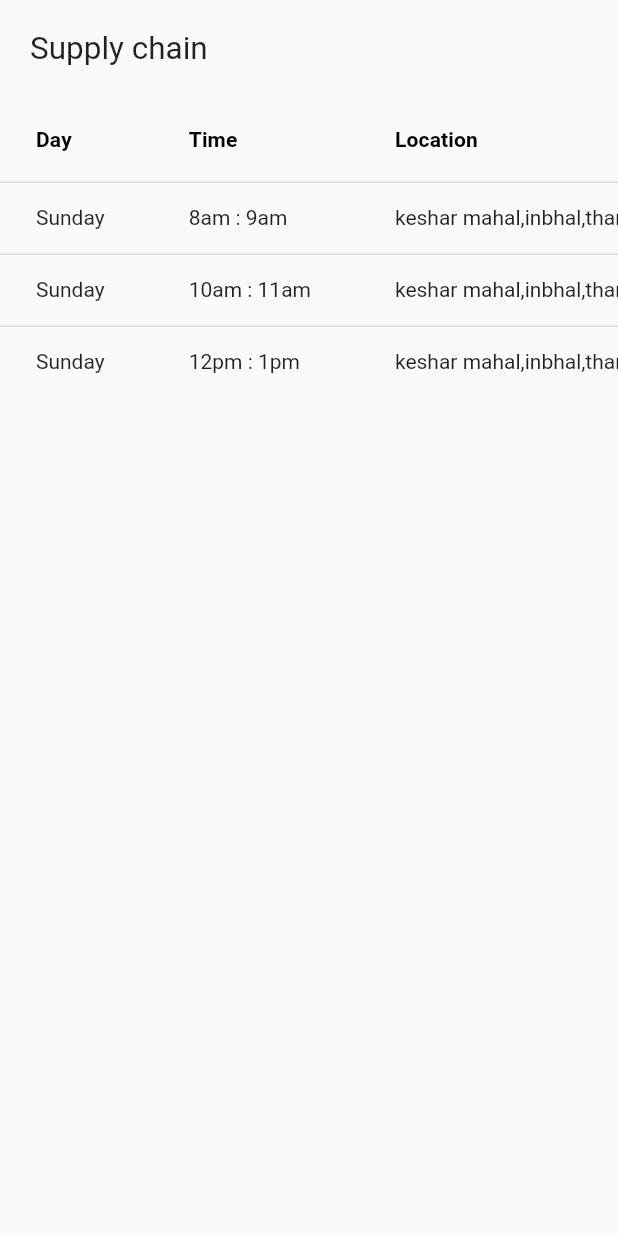
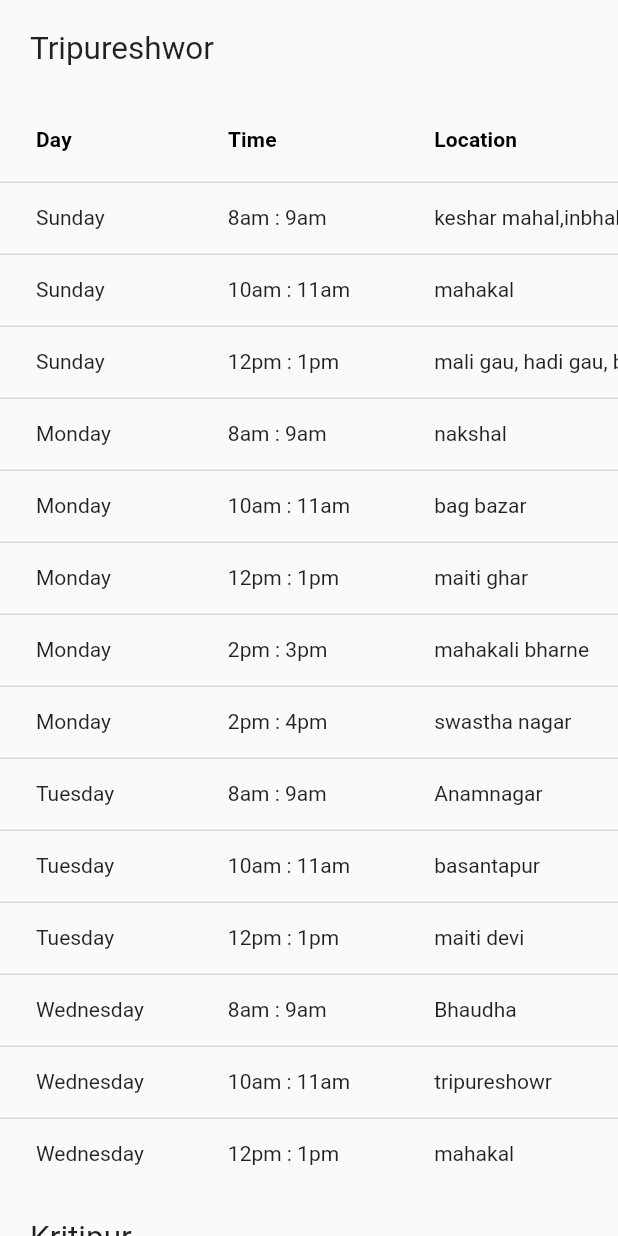
Before and after one commit to ATOIsus/udhyam_tech_changers, a Flutter app: the TimeTable screen opened directly, on a phone screen of 412 x 824 dp. Run offline on Flutter 3.47's test engine with Material 2 defaults, Android fonts, the phone set to English and light mode, and no system bars; our stand-ins replace flutter_local_notifications, flutter_riverpod.

Commit message:
information of water supply time

```diff
--- a/shristy/show_jal/lib/app.dart
+++ b/shristy/show_jal/lib/app.dart
@@ -1,4 +1,5 @@
 import 'package:flutter/material.dart';
+import 'package:show_jal/timetable.dart';
 import 'package:show_jal/view/signin.dart';
 import 'package:show_jal/view/signup.dart';
 
@@ -9,10 +10,11 @@ class App extends StatelessWidget {
   Widget build(BuildContext context) {
     return MaterialApp(
       debugShowCheckedModeBanner: false,
-      initialRoute: '/signin',
+      initialRoute: '/routine',
       routes: {
         '/signin': (context) => const SignInView(),
         '/signup': (context) => const SigUpView(),
+        '/routine': (context) => const TimeTable()
       },
     );
   }
--- a/shristy/show_jal/lib/timetable.dart
+++ b/shristy/show_jal/lib/timetable.dart
@@ -1,5 +1,6 @@
 import 'package:flutter/material.dart';
 import 'package:show_jal/timetabledata.dart';
+
 
 class TimeTable extends StatefulWidget {
   const TimeTable({super.key});
@@ -9,32 +10,23 @@ class TimeTable extends StatefulWidget {
 }
 
 class _TimeTableState extends State<TimeTable> {
-  var tripureshwor = <WaterSupplyTime>[
-    WaterSupplyTime(
-        day: "Sunday",
-        time: "8am : 9am",
-        location: 'keshar mahal,inbhal,thamel,jhatya'),
-    WaterSupplyTime(
-        day: "Sunday",
-        time: "10am : 11am",
-        location: 'keshar mahal,inbhal,thamel,jhatya'),
-    WaterSupplyTime(
-        day: "Sunday",
-        time: "12pm : 1pm",
-        location: 'keshar mahal,inbhal,thamel,jhatya'),
-  ];
+  Data data = Data();
 
   @override
   Widget build(BuildContext context) {
     return SafeArea(
       child: Scaffold(
-        body: Column(
+          body: SingleChildScrollView(
+        scrollDirection: Axis.vertical,
+        child: Column(
+          children: [
+            Column(
               crossAxisAlignment: CrossAxisAlignment.start,
               children: [
                 Padding(
                   padding: EdgeInsets.all(20),
                   child: const Text(
-                "Supply chain",
+                    "Tripureshwor",
                     style: TextStyle(
                       fontSize: 21,
                     ),
@@ -69,7 +61,7 @@ class _TimeTableState extends State<TimeTable> {
                           ),
                         ),
                       ],
-                  rows: tripureshwor
+                      rows: data.tripureshwor
                           .map(
                             (name) => DataRow(
                               cells: [
@@ -95,7 +87,76 @@ class _TimeTableState extends State<TimeTable> {
                 )
               ],
             ),
+            Column(
+              crossAxisAlignment: CrossAxisAlignment.start,
+              children: [
+                Padding(
+                  padding: EdgeInsets.all(20),
+                  child: const Text(
+                    "Kritipur",
+                    style: TextStyle(
+                      fontSize: 21,
                     ),
+                  ),
+                ),
+                SingleChildScrollView(
+                  scrollDirection: Axis.horizontal,
+                  child: DataTable(
+                      columns: const <DataColumn>[
+                        DataColumn(
+                          label: Expanded(
+                            child: Text(
+                              'Day',
+                              style: TextStyle(fontWeight: FontWeight.bold),
+                            ),
+                          ),
+                        ),
+                        DataColumn(
+                          label: Expanded(
+                            child: Text(
+                              'Time',
+                              style: TextStyle(fontWeight: FontWeight.bold),
+                            ),
+                          ),
+                        ),
+                        DataColumn(
+                          label: Expanded(
+                            child: Text(
+                              'Location',
+                              style: TextStyle(fontWeight: FontWeight.bold),
+                            ),
+                          ),
+                        ),
+                      ],
+                      rows: data.tripureshwor
+                          .map(
+                            (name) => DataRow(
+                              cells: [
+                                DataCell(
+                                  Text(name.day),
+                                  showEditIcon: false,
+                                  placeholder: false,
+                                ),
+                                DataCell(
+                                  Text(name.time),
+                                  showEditIcon: false,
+                                  placeholder: false,
+                                ),
+                                DataCell(
+                                  Text(name.location),
+                                  showEditIcon: false,
+                                  placeholder: false,
+                                )
+                              ],
+                            ),
+                          )
+                          .toList()),
+                )
+              ],
+            ),
+          ],
+        ),
+      )),
     );
   }
 }
--- a/shristy/show_jal/lib/timetabledata.dart
+++ b/shristy/show_jal/lib/timetabledata.dart
@@ -6,3 +6,59 @@ class WaterSupplyTime {
   WaterSupplyTime(
       {required this.day, required this.time, required this.location});
 }
+
+class Data {
+  var tripureshwor = <WaterSupplyTime>[
+    WaterSupplyTime(
+        day: "Sunday",
+        time: "8am : 9am",
+        location: 'keshar mahal,inbhal,thamel,jhatya'),
+    WaterSupplyTime(day: "Sunday", time: "10am : 11am", location: 'mahakal'),
+    WaterSupplyTime(
+        day: "Sunday",
+        time: "12pm : 1pm",
+        location: 'mali gau, hadi gau, bishala nagar'),
+    WaterSupplyTime(day: "Monday", time: "8am : 9am", location: 'nakshal'),
+    WaterSupplyTime(day: "Monday", time: "10am : 11am", location: 'bag bazar'),
+    WaterSupplyTime(day: "Monday", time: "12pm : 1pm", location: 'maiti ghar'),
+    WaterSupplyTime(
+        day: "Monday", time: "2pm : 3pm", location: 'mahakali bharne'),
+    WaterSupplyTime(
+        day: "Monday", time: "2pm : 4pm", location: 'swastha nagar'),
+    WaterSupplyTime(day: "Tuesday", time: "8am : 9am", location: 'Anamnagar'),
+    WaterSupplyTime(
+        day: "Tuesday", time: "10am : 11am", location: 'basantapur'),
+    WaterSupplyTime(day: "Tuesday", time: "12pm : 1pm", location: 'maiti devi'),
+    WaterSupplyTime(day: "Wednesday", time: "8am : 9am", location: 'Bhaudha'),
+    WaterSupplyTime(
+        day: "Wednesday", time: "10am : 11am", location: 'tripureshowr'),
+    WaterSupplyTime(day: "Wednesday", time: "12pm : 1pm", location: 'mahakal'),
+  ];
+
+  var Kritipur = <WaterSupplyTime>[
+    WaterSupplyTime(
+        day: "Sunday",
+        time: "8am : 9am",
+        location: 'keshar mahal,inbhal,thamel,jhatya'),
+    WaterSupplyTime(day: "Sunday", time: "10am : 11am", location: 'mahakal'),
+    WaterSupplyTime(
+        day: "Sunday",
+        time: "12pm : 1pm",
+        location: 'mali gau, hadi gau, bishala nagar'),
+    WaterSupplyTime(day: "Monday", time: "8am : 9am", location: 'nakshal'),
+    WaterSupplyTime(day: "Monday", time: "10am : 11am", location: 'bag bazar'),
+    WaterSupplyTime(day: "Monday", time: "12pm : 1pm", location: 'maiti ghar'),
+    WaterSupplyTime(
+        day: "Monday", time: "2pm : 3pm", location: 'mahakali bharne'),
+    WaterSupplyTime(
+        day: "Monday", time: "2pm : 4pm", location: 'swastha nagar'),
+    WaterSupplyTime(day: "Tuesday", time: "8am : 9am", location: 'Anamnagar'),
+    WaterSupplyTime(
+        day: "Tuesday", time: "10am : 11am", location: 'basantapur'),
+    WaterSupplyTime(day: "Tuesday", time: "12pm : 1pm", location: 'maiti devi'),
+    WaterSupplyTime(day: "Wednesday", time: "8am : 9am", location: 'Bhaudha'),
+    WaterSupplyTime(
+        day: "Wednesday", time: "10am : 11am", location: 'tripureshowr'),
+    WaterSupplyTime(day: "Wednesday", time: "12pm : 1pm", location: 'mahakal'),
+  ];
+}
--- a/shristy/show_jal/pubspec.yaml
+++ b/shristy/show_jal/pubspec.yaml
@@ -2,7 +2,7 @@ name: show_jal
 description: A new Flutter project.
 # The following line prevents the package from being accidentally published to
 # pub.dev using `flutter pub publish`. This is preferred for private packages.
-publish_to: 'none' # Remove this line if you wish to publish to pub.dev
+publish_to: "none" # Remove this line if you wish to publish to pub.dev
 
 # The following defines the version and build number for your application.
 # A version number is three numbers separated by dots, like 1.2.43
@@ -19,7 +19,7 @@ publish_to: 'none' # Remove this line if you wish to publish to pub.dev
 version: 1.0.0+1
 
 environment:
-  sdk: '>=3.1.0 <4.0.0'
+  sdk: ">=3.1.0 <4.0.0"
 
 # Dependencies specify other packages that your package needs in order to work.
 # To automatically upgrade your package dependencies to the latest versions
@@ -30,7 +30,6 @@ environment:
 dependencies:
   flutter:
     sdk: flutter
-
 
   # The following adds the Cupertino Icons font to your application.
   # Use with the CupertinoIcons class for iOS style icons.
@@ -57,7 +56,6 @@ dev_dependencies:
 
 # The following section is specific to Flutter packages.
 flutter:
-
   # The following line ensures that the Material Icons font is
   # included with your application, so that you can use the icons in
   # the material Icons class.
```
Also changed, not shown: 1 other file. Lines whose indentation alone changed are shown as unchanged.
